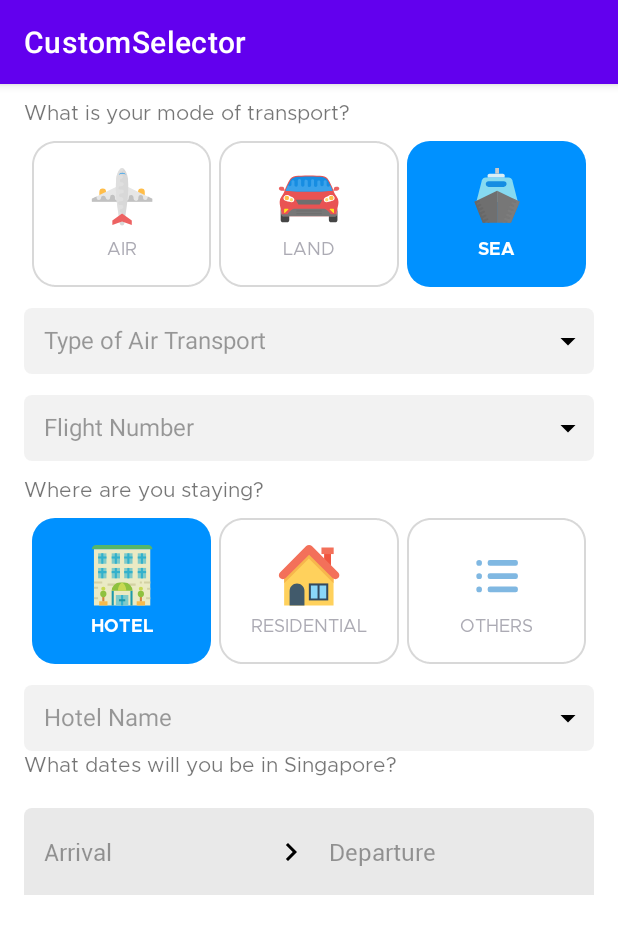
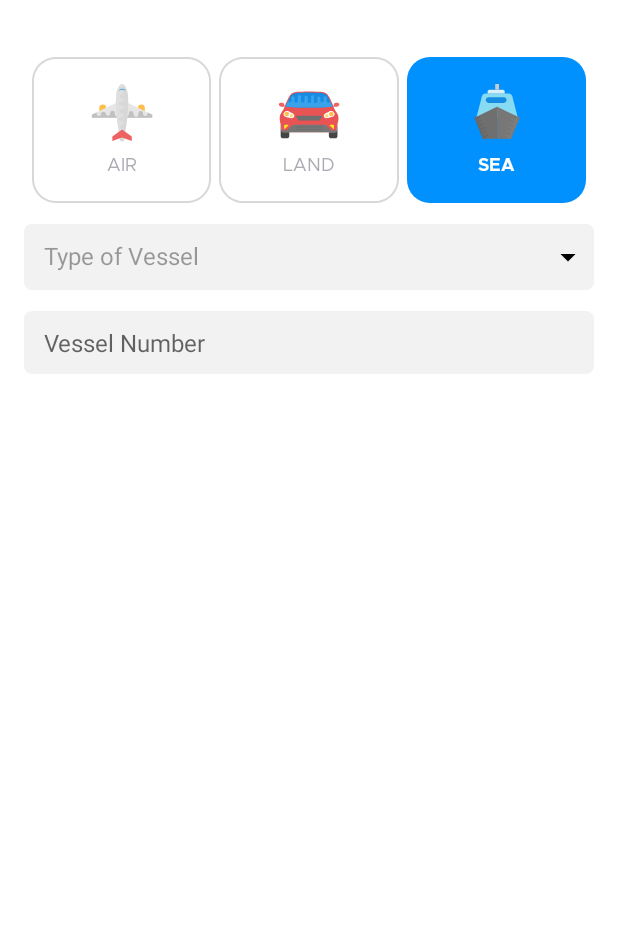
Before and after one commit to TORU0239/CustomSelector, an Android app: the screen it shows after launch (MainActivity), after a tap on "SEA", on a phone screen of 412 x 824 dp. Shown: the top 934 px of the screen. Run offline under Robolectric (Android 15) with nearby library versions, the phone set to English and light mode, and no system bars; 2 other taps on this screen came first.

Commit message:
classify custom selector to purpose

```diff
--- a/app/src/main/java/sg/toru/customselector/ui/MainActivity.kt
+++ b/app/src/main/java/sg/toru/customselector/ui/MainActivity.kt
@@ -8,49 +8,55 @@ import com.google.android.material.datepicker.CalendarConstraints
 import com.google.android.material.datepicker.MaterialDatePicker
 import sg.toru.customselector.R
 import sg.toru.customselector.view.CustomDepartureForm
+import sg.toru.customselector.view.CustomTransportSelector
 import java.util.*
 
 class MainActivity : AppCompatActivity() {
 
     private lateinit var departureForm: CustomDepartureForm
+
+    private lateinit var transportForm:CustomTransportSelector
+
     override fun onCreate(savedInstanceState: Bundle?) {
         super.onCreate(savedInstanceState)
         setContentView(R.layout.activity_main)
 
-        departureForm = findViewById(R.id.departure_form)
+        transportForm = findViewById(R.id.transport_selector)
 
-        val currentTimeStamp = System.currentTimeMillis()
-        val calendar = Calendar.getInstance(TimeZone.getTimeZone("UTC"))
-        calendar.timeInMillis = currentTimeStamp
-
-        val currentMonth = calendar.get(Calendar.MONTH)
-        val picker = MaterialDatePicker.Builder.dateRangePicker()
-            .setTitleText("Round Trip")
-            .setCalendarConstraints(
-                CalendarConstraints.Builder()
-                    .setStart(currentMonth.toLong())
-                    .build()
-            )
-        departureForm.callback = { firstCalendar, secondCalendar ->
-            val builder = picker.setSelection(Pair(firstCalendar?.timeInMillis, secondCalendar?.timeInMillis))
-                .build()
-            builder.addOnPositiveButtonClickListener {
-                Log.e("TORU", "${builder.selection?.first} ${builder.selection?.second}")
-                builder.selection?.let {
-                    it.first?.let { first ->
-                        it.second?.let { second ->
-                            val firstDateCalendar = calendar.clone() as Calendar
-                            firstDateCalendar.timeInMillis = first
-
-                            val secondDateCalendar = calendar.clone() as Calendar
-                            secondDateCalendar.timeInMillis = second
-
-                            departureForm.setFirstDateAndLastDate(firstDateCalendar, secondDateCalendar)
-                        }
-                    }
-                }
-            }
-            builder.showNow(supportFragmentManager, "CALENDAR")
-        }
+//        departureForm = findViewById(R.id.departure_form)
+//
+//        val currentTimeStamp = System.currentTimeMillis()
+//        val calendar = Calendar.getInstance(TimeZone.getTimeZone("UTC"))
+//        calendar.timeInMillis = currentTimeStamp
+//
+//        val currentMonth = calendar.get(Calendar.MONTH)
+//        val picker = MaterialDatePicker.Builder.dateRangePicker()
+//            .setTitleText("Round Trip")
+//            .setCalendarConstraints(
+//                CalendarConstraints.Builder()
+//                    .setStart(currentMonth.toLong())
+//                    .build()
+//            )
+//        departureForm.callback = { firstCalendar, secondCalendar ->
+//            val builder = picker.setSelection(Pair(firstCalendar?.timeInMillis, secondCalendar?.timeInMillis))
+//                .build()
+//            builder.addOnPositiveButtonClickListener {
+//                Log.e("TORU", "${builder.selection?.first} ${builder.selection?.second}")
+//                builder.selection?.let {
+//                    it.first?.let { first ->
+//                        it.second?.let { second ->
+//                            val firstDateCalendar = calendar.clone() as Calendar
+//                            firstDateCalendar.timeInMillis = first
+//
+//                            val secondDateCalendar = calendar.clone() as Calendar
+//                            secondDateCalendar.timeInMillis = second
+//
+//                            departureForm.setFirstDateAndLastDate(firstDateCalendar, secondDateCalendar)
+//                        }
+//                    }
+//                }
+//            }
+//            builder.showNow(supportFragmentManager, "CALENDAR")
+//        }
     }
 }
--- /dev/null
+++ b/app/src/main/java/sg/toru/customselector/view/CustomTransportSelector.kt
@@ -0,0 +1,174 @@
+package sg.toru.customselector.view
+
+import android.content.Context
+import android.graphics.Typeface
+import android.util.AttributeSet
+import android.view.LayoutInflater
+import android.view.View
+import android.widget.ImageView
+import android.widget.TextView
+import androidx.constraintlayout.widget.ConstraintLayout
+import androidx.core.content.ContextCompat
+import androidx.core.content.res.ResourcesCompat
+import sg.toru.customselector.R
+
+class CustomTransportSelector : ConstraintLayout {
+    constructor(context:Context):super(context)
+    constructor(context: Context?, attrs: AttributeSet?) : super(context, attrs){
+        init(attrs)
+    }
+    constructor(context: Context?, attrs: AttributeSet?, defStyleAttr: Int) : super(
+        context,
+        attrs,
+        defStyleAttr
+    )
+    {
+        init(attrs)
+    }
+
+    private lateinit var button1:ConstraintLayout
+    private lateinit var button2:ConstraintLayout
+    private lateinit var button3:ConstraintLayout
+
+    private lateinit var textHeader:TextView
+    private lateinit var textSelectorFirstRow:TextView
+    private lateinit var textSelectorSecondRow:TextView
+
+    private lateinit var metropolisBold:Typeface
+    private lateinit var metropolisRegular:Typeface
+
+    private var headerText = ""
+    private var currentMode = 0
+
+    private fun initFont(){
+        metropolisBold = ResourcesCompat.getFont(context, R.font.metropolis_bold)!!
+        metropolisRegular = ResourcesCompat.getFont(context, R.font.metropolis_regular)!!
+    }
+
+    private fun init(attrs:AttributeSet?){
+        val view = LayoutInflater.from(context).inflate(R.layout.layout_custom_transport, this, false)
+        addView(view)
+        initFont()
+
+        textHeader = view.findViewById(R.id.txt_head)
+
+        button1 = view.findViewById(R.id.btn_first)
+        button2 = view.findViewById(R.id.btn_second)
+        button3 = view.findViewById(R.id.btn_third)
+
+        textSelectorFirstRow = view.findViewById(R.id.txt_selector_first_row)
+        textSelectorSecondRow = view.findViewById(R.id.txt_selector_second_row)
+
+        (button1.getChildAt(1) as ImageView).setImageResource(R.drawable.ic_plane)
+        (button1.getChildAt(2) as TextView).text = Transport.AIR.name
+        button1.tag = "btn1"
+
+        (button2.getChildAt(1) as ImageView).setImageResource(R.drawable.ic_car)
+        (button2.getChildAt(2) as TextView).text = Transport.LAND.name
+        button2.tag = "btn2"
+
+        (button3.getChildAt(1) as ImageView).setImageResource(R.drawable.ic_ship)
+        (button3.getChildAt(2) as TextView).text = Transport.SEA.name
+        button3.tag = "btn3"
+
+        button1.setOnClickListener {
+            setType(it)
+            setUnselectedToOtherButton(button1)
+        }
+        button2.setOnClickListener {
+            setType(it)
+            setUnselectedToOtherButton(button2)
+        }
+        button3.setOnClickListener {
+            setType(it)
+            setUnselectedToOtherButton(button3)
+        }
+
+        button1.performClick()
+        setType(button1)
+    }
+
+    private val onClickListener = OnClickListener {
+
+    }
+
+    private fun setUnselectedToOtherButton(button:ConstraintLayout){
+        when(button){
+            button1 ->{
+                button1.background = ContextCompat.getDrawable(context, R.drawable.rect_cornered_box_selected)
+                (button1.getChildAt(2) as TextView).apply {
+                    setTextColor(resources.getColor(R.color.selectedTextColor, null))
+                    typeface = metropolisBold
+                }
+
+                button2.background = ContextCompat.getDrawable(context, R.drawable.rect_cornered_box_unselected)
+                (button2.getChildAt(2) as TextView).apply {
+                    setTextColor(resources.getColor(R.color.basicTextColor, null))
+                    typeface = metropolisRegular
+                }
+
+                button3.background = ContextCompat.getDrawable(context, R.drawable.rect_cornered_box_unselected)
+                (button3.getChildAt(2) as TextView).apply {
+                    setTextColor(resources.getColor(R.color.basicTextColor, null))
+                    typeface = metropolisRegular
+                }
+            }
+            button2 ->{
+                button1.background = ContextCompat.getDrawable(context, R.drawable.rect_cornered_box_unselected)
+                (button1.getChildAt(2) as TextView).apply {
+                    typeface = metropolisRegular
+                    setTextColor(resources.getColor(R.color.basicTextColor, null))
+                }
+
+                button2.background = ContextCompat.getDrawable(context, R.drawable.rect_cornered_box_selected)
+                (button2.getChildAt(2) as TextView).apply {
+                    typeface = metropolisBold
+                    setTextColor(resources.getColor(R.color.selectedTextColor, null))
+                }
+
+                button3.background = ContextCompat.getDrawable(context, R.drawable.rect_cornered_box_unselected)
+                (button3.getChildAt(2) as TextView).apply {
+                    typeface = metropolisRegular
+                    setTextColor(resources.getColor(R.color.basicTextColor, null))
+                }
+            }
+            button3 ->{
+                button1.background = ContextCompat.getDrawable(context, R.drawable.rect_cornered_box_unselected)
+                (button1.getChildAt(2) as TextView).apply {
+                    typeface = metropolisRegular
+                    setTextColor(resources.getColor(R.color.basicTextColor, null))
+                }
+
+                button2.background = ContextCompat.getDrawable(context, R.drawable.rect_cornered_box_unselected)
+                (button2.getChildAt(2) as TextView).apply {
+                    typeface = metropolisRegular
+                    setTextColor(resources.getColor(R.color.basicTextColor, null))
+                }
+
+                button3.background = ContextCompat.getDrawable(context, R.drawable.rect_cornered_box_selected)
+                (button3.getChildAt(2) as TextView).apply {
+                    typeface = metropolisBold
+                    setTextColor(resources.getColor(R.color.selectedTextColor, null))
+                }
+            }
+            else -> throw IllegalStateException("WTF?")
+        }
+    }
+
+    private fun setType(view:View){
+        when(view.tag){
+            "btn1" -> {
+                textSelectorFirstRow.text = Transport.AIR.typeOfTransport
+                textSelectorSecondRow.hint = Transport.AIR.numberOfTransport
+            }
+            "btn2" ->{
+                textSelectorFirstRow.text = Transport.LAND.typeOfTransport
+                textSelectorSecondRow.hint = Transport.LAND.numberOfTransport
+            }
+            "btn3" ->{
+                textSelectorFirstRow.text = Transport.SEA.typeOfTransport
+                textSelectorSecondRow.hint = Transport.SEA.numberOfTransport
+            }
+        }
+    }
+}
--- a/app/src/main/res/layout/activity_main.xml
+++ b/app/src/main/res/layout/activity_main.xml
@@ -5,30 +5,38 @@
 	android:layout_width="match_parent"
 	android:layout_height="match_parent"
 	tools:context=".ui.MainActivity">
-	<sg.toru.customselector.view.CustomSelector
-		android:id="@+id/custom_selector_first"
+<!--	<sg.toru.customselector.view.CustomSelector-->
+<!--		android:id="@+id/custom_selector_first"-->
+<!--		android:layout_width="match_parent"-->
+<!--		android:layout_height="wrap_content"-->
+<!--		app:headerText="What is your mode of transport?"-->
+<!--		app:requiredRowCount="2"-->
+<!--		app:dataSetName="transport"-->
+<!--		app:layout_constraintTop_toTopOf="parent"-->
+<!--		app:layout_constraintStart_toStartOf="parent"/>-->
+
+<!--	<sg.toru.customselector.view.CustomSelector-->
+<!--		android:id="@+id/custom_selector_second"-->
+<!--		android:layout_width="match_parent"-->
+<!--		android:layout_height="wrap_content"-->
+<!--		app:requiredRowCount="1"-->
+<!--		app:dataSetName="residence"-->
+<!--		app:headerText="Where are you staying?"-->
+<!--		app:layout_constraintTop_toBottomOf="@id/custom_selector_first"-->
+<!--		app:layout_constraintStart_toStartOf="parent"/>-->
+
+<!--	<sg.toru.customselector.view.CustomDepartureForm-->
+<!--        android:id="@+id/departure_form"-->
+<!--		android:layout_width="match_parent"-->
+<!--		android:layout_height="wrap_content"-->
+<!--		app:layout_constraintTop_toBottomOf="@id/custom_selector_second"-->
+<!--		app:layout_constraintStart_toStartOf="parent"/>-->
+
+	<sg.toru.customselector.view.CustomTransportSelector
+		android:id="@+id/transport_selector"
 		android:layout_width="match_parent"
 		android:layout_height="wrap_content"
-		app:headerText="What is your mode of transport?"
-		app:requiredRowCount="2"
-		app:dataSetName="transport"
+		app:headerText="Where are you staying?"
 		app:layout_constraintTop_toTopOf="parent"
 		app:layout_constraintStart_toStartOf="parent"/>
-
-	<sg.toru.customselector.view.CustomSelector
-		android:id="@+id/custom_selector_second"
-		android:layout_width="match_parent"
-		android:layout_height="wrap_content"
-		app:requiredRowCount="1"
-		app:dataSetName="residence"
-		app:headerText="Where are you staying?"
-		app:layout_constraintTop_toBottomOf="@id/custom_selector_first"
-		app:layout_constraintStart_toStartOf="parent"/>
-
-	<sg.toru.customselector.view.CustomDepartureForm
-        android:id="@+id/departure_form"
-		android:layout_width="match_parent"
-		android:layout_height="wrap_content"
-		app:layout_constraintTop_toBottomOf="@id/custom_selector_second"
-		app:layout_constraintStart_toStartOf="parent"/>
 </androidx.constraintlayout.widget.ConstraintLayout>
--- /dev/null
+++ b/app/src/main/res/layout/layout_custom_transport.xml
@@ -0,0 +1,108 @@
+<?xml version="1.0" encoding="utf-8"?>
+<androidx.constraintlayout.widget.ConstraintLayout xmlns:android="http://schemas.android.com/apk/res/android"
+    xmlns:app="http://schemas.android.com/apk/res-auto"
+    xmlns:tools="http://schemas.android.com/tools"
+    android:layout_width="match_parent"
+    android:layout_height="wrap_content">
+
+    <androidx.constraintlayout.widget.Guideline
+        android:id="@+id/guideline_start_16dp"
+        android:layout_width="match_parent"
+        android:layout_height="wrap_content"
+        android:orientation="vertical"
+        app:layout_constraintGuide_begin="16dp" />
+
+    <androidx.constraintlayout.widget.Guideline
+        android:id="@+id/guideline_end_16dp"
+        android:layout_width="match_parent"
+        android:layout_height="wrap_content"
+        android:orientation="vertical"
+        app:layout_constraintGuide_end="16dp" />
+
+    <TextView
+        android:id="@+id/txt_head"
+        android:layout_width="0dp"
+        android:layout_height="wrap_content"
+        android:layout_marginTop="10dp"
+        android:fontFamily="@font/metropolis_regular"
+        app:layout_constraintEnd_toEndOf="@id/guideline_end_16dp"
+        app:layout_constraintStart_toStartOf="@id/guideline_start_16dp"
+        app:layout_constraintTop_toTopOf="parent" />
+
+    <include
+        layout="@layout/layout_custom_button"
+        android:id="@+id/btn_first"
+        android:layout_width="0dp"
+        android:layout_height="0dp"
+        android:layout_marginTop="10dp"
+        app:layout_constraintWidth_percent="0.29"
+        app:layout_constraintDimensionRatio="1.23:1"
+        app:layout_constraintStart_toStartOf="@id/guideline_start_16dp"
+        app:layout_constraintEnd_toStartOf="@+id/btn_second"
+        app:layout_constraintTop_toBottomOf="@id/txt_head"
+        app:layout_constraintHorizontal_chainStyle="packed"/>
+
+    <include
+        layout="@layout/layout_custom_button"
+        android:id="@+id/btn_second"
+        android:layout_width="0dp"
+        android:layout_height="0dp"
+        android:layout_marginTop="10dp"
+        android:layout_marginStart="5dp"
+        android:layout_marginEnd="5dp"
+        app:layout_constraintWidth_percent="0.29"
+        app:layout_constraintDimensionRatio="1.23:1"
+        app:layout_constraintEnd_toStartOf="@+id/btn_first"
+        app:layout_constraintStart_toEndOf="@id/btn_third"
+        app:layout_constraintTop_toBottomOf="@id/txt_head"/>
+
+    <include
+        layout="@layout/layout_custom_button"
+        android:id="@+id/btn_third"
+        android:layout_width="0dp"
+        android:layout_height="0dp"
+        android:layout_marginTop="10dp"
+        app:layout_constraintWidth_percent="0.29"
+        app:layout_constraintDimensionRatio="1.23:1"
+        app:layout_constraintStart_toEndOf="@+id/btn_second"
+        app:layout_constraintEnd_toEndOf="@id/guideline_end_16dp"
+        app:layout_constraintTop_toBottomOf="@id/txt_head" />
+
+    <TextView
+        android:id="@+id/txt_selector_first_row"
+        android:layout_width="0dp"
+        android:layout_height="wrap_content"
+        android:layout_marginTop="14dp"
+        android:textSize="16sp"
+        android:paddingTop="10dp"
+        android:paddingStart="13dp"
+        android:paddingEnd="5dp"
+        android:paddingBottom="10dp"
+        android:textColor="#61000000"
+        tools:text="Type of Transport"
+        android:drawableEnd="@drawable/ic_icon_navigation_arrow_drop_down_24_px"
+        android:background="@drawable/rect_cornered_textview_bg"
+        app:layout_constraintTop_toBottomOf="@id/btn_first"
+        app:layout_constraintStart_toStartOf="@id/guideline_start_16dp"
+        app:layout_constraintEnd_toEndOf="@id/guideline_end_16dp"/>
+
+    <EditText
+        android:id="@+id/txt_selector_second_row"
+        android:layout_width="0dp"
+        android:layout_height="wrap_content"
+        android:layout_marginTop="14dp"
+        android:textSize="16sp"
+        android:paddingTop="10dp"
+        android:paddingStart="13dp"
+        android:paddingEnd="5dp"
+        android:paddingBottom="10dp"
+        android:textColor="#61000000"
+        android:singleLine="true"
+        android:inputType="text"
+        android:imeOptions="actionDone"
+        tools:text="Flight Number"
+        android:background="@drawable/rect_cornered_textview_bg"
+        app:layout_constraintTop_toBottomOf="@id/txt_selector_first_row"
+        app:layout_constraintStart_toStartOf="@id/guideline_start_16dp"
+        app:layout_constraintEnd_toEndOf="@id/guideline_end_16dp"/>
+</androidx.constraintlayout.widget.ConstraintLayout>
--- a/app/src/main/res/values/styles.xml
+++ b/app/src/main/res/values/styles.xml
@@ -8,7 +8,7 @@
 		<item name="colorAccent">@color/colorAccent</item>
 	</style>
 
-	<style name="AppTheme2" parent="Theme.MaterialComponents.Light.DarkActionBar">
+	<style name="AppTheme2" parent="Theme.MaterialComponents.Light.NoActionBar">
 		<!-- Customize your theme here. -->
 		<item name="colorPrimary">@color/colorPrimary</item>
 		<item name="colorPrimaryDark">@color/colorPrimaryDark</item>
--- a/build.gradle
+++ b/build.gradle
@@ -8,7 +8,7 @@ buildscript {
         maven { url 'https://jitpack.io' }
     }
     dependencies {
-        classpath 'com.android.tools.build:gradle:3.6.0-beta03'
+        classpath 'com.android.tools.build:gradle:3.6.0-beta04'
         classpath "org.jetbrains.kotlin:kotlin-gradle-plugin:$kotlin_version"
 
         // NOTE: Do not place your application dependencies here; they belong
```
